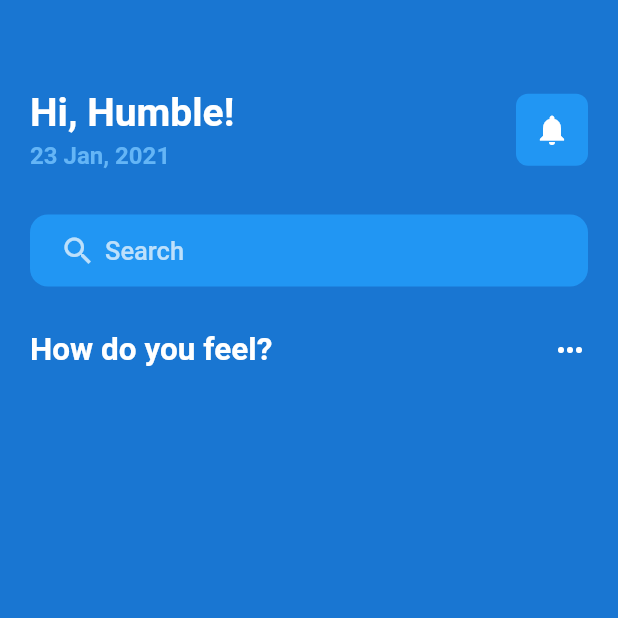
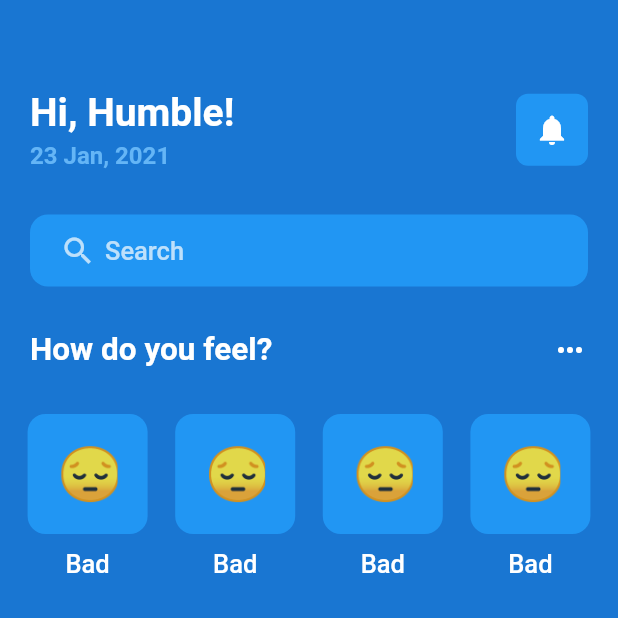
Before and after one commit to HumbleGh/eatsy, a Flutter app: the screen it shows after launch, after a tap on "Log in", on a phone screen of 412 x 824 dp, the top half of it. Run offline on Flutter 3.47's test engine with Material 2 defaults, Android fonts, the phone set to English and light mode, and no system bars; our stand-ins replace gap, get.

Commit message:
minor updates

```diff
--- a/lib/screens/welcome_screen.dart
+++ b/lib/screens/welcome_screen.dart
@@ -1,5 +1,6 @@
 import 'package:eatsy/utils/app_layout.dart';
 import 'package:eatsy/utils/app_style.dart';
+import 'package:eatsy/widgets/fancy_icon_text.dart';
 import 'package:flutter/material.dart';
 import 'package:gap/gap.dart';
 
@@ -86,6 +87,15 @@ class _WelcomeScreenState extends State<WelcomeScreen> {
               text: 'How do you feel?',
             ),
             Gap(AppLayout.getHeight(30)),
+            Row(
+              mainAxisAlignment: MainAxisAlignment.spaceEvenly,
+              children: [
+                const FancyIconText(),
+                const FancyIconText(),
+                const FancyIconText(),
+                const FancyIconText(),
+              ],
+            )
           ],
         ));
   }
--- a/lib/widgets/fancy_icon_text.dart
+++ b/lib/widgets/fancy_icon_text.dart
@@ -9,7 +9,7 @@
   @override
   Widget build(BuildContext context) {
     return Container(
-      padding: EdgeInsets.symmetric(horizontal: AppLayout.getHeight(20)),
+      // padding: EdgeInsets.symmetric(horizontal: AppLayout.getHeight(1)),
       child: Row(
         children: [
           Column(
```
